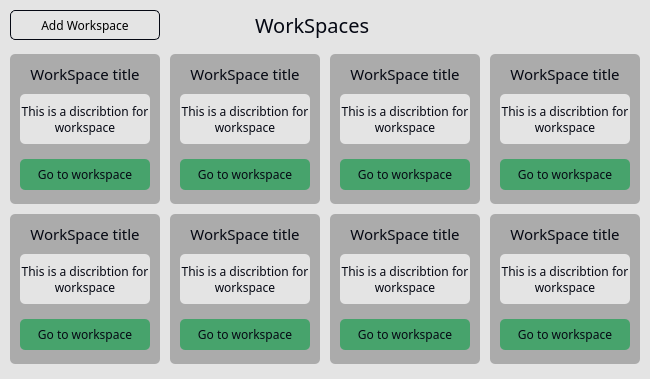
First picture: the form in src/workspaces.ui, repository Matin-Ardestani/ToDo-List, before the edit.
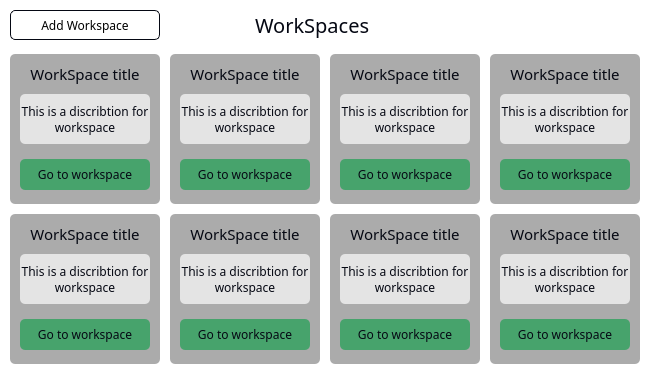
Second picture: the form after the edit. Icons and pictures are not drawn.

Patch:
```diff
--- a/src/workspaces.ui
+++ b/src/workspaces.ui
@@ -14,7 +14,7 @@
    <string>MainWindow</string>
   </property>
   <property name="styleSheet">
-   <string notr="true">background-color: #E4E4E4; border-radius: 5px;</string>
+   <string notr="true">background-color: #fff; border-radius: 5px;</string>
   </property>
   <widget class="QWidget" name="centralwidget">
    <widget class="QPushButton" name="btn_close">
```
Left out of the diff: 6 changed lines with no effect on the pictures.
